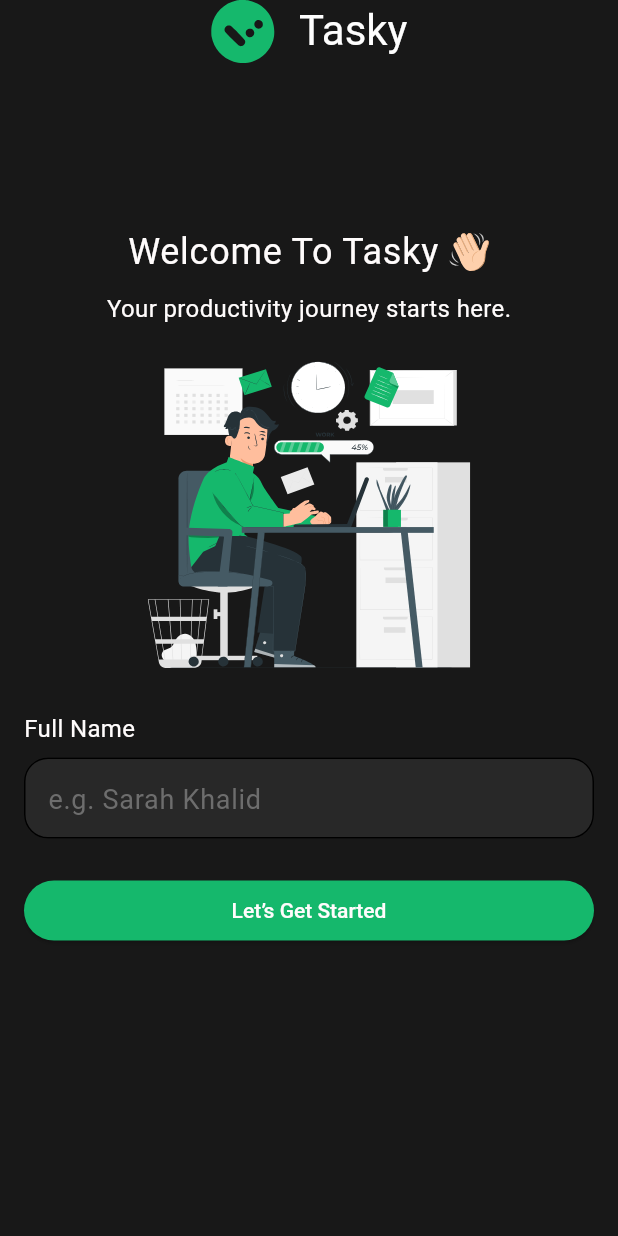
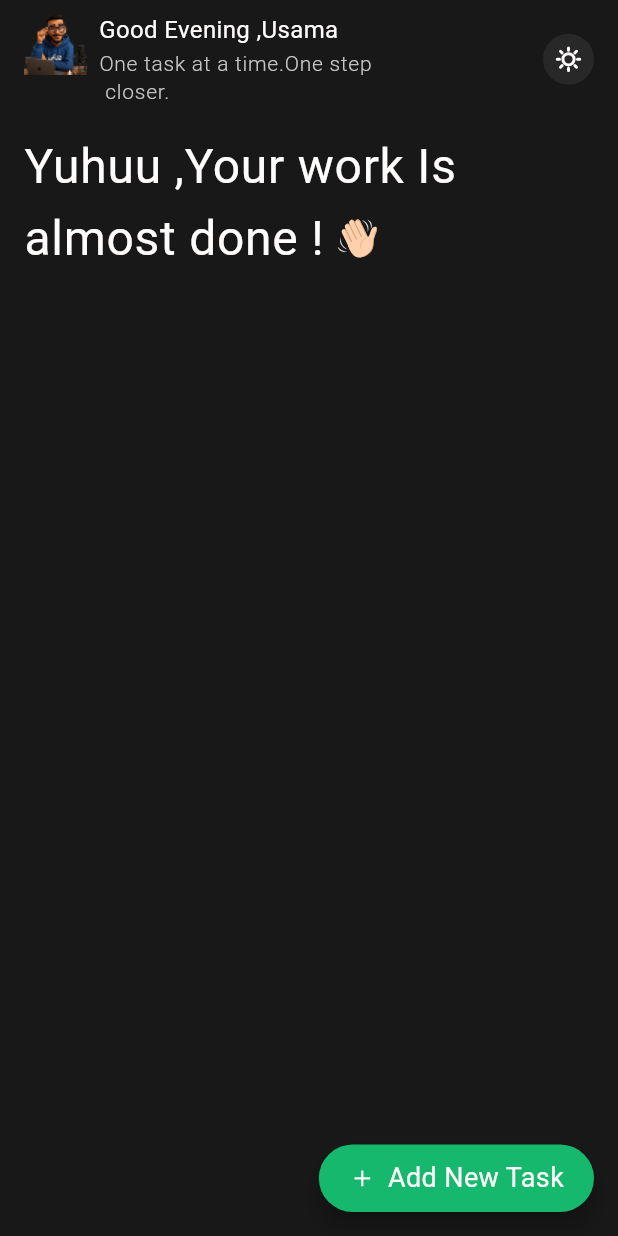
Before and after one commit to Kerolos163/TODO-ITI-, a Flutter app: the screen it shows after launch, after a tap on "Let’s Get Started", on a phone screen of 412 x 824 dp. Run offline on Flutter 3.47's test engine with Material 3 defaults, Android fonts, the phone set to English and light mode, and no system bars; our stand-ins replace flutter_svg.

Commit message:
feat: Add new assets and update UI components for task management screens

```diff
--- a/lib/constants/assets.dart
+++ b/lib/constants/assets.dart
@@ -5,6 +5,18 @@ class Assets {
   /// Assets for assetsImgsGetStartImage
   /// asset/imgs/getStartImage.svg
   static const String assetsImgsGetStartImage = "asset/imgs/getStartImage.svg";
+
+  /// Assets for assetsImgsIcon
+  /// asset/imgs/icon.svg
+  static const String assetsImgsIcon = "asset/imgs/icon.svg";
+
+  /// Assets for assetsImgsImageThumbnail
+  /// asset/imgs/image-Thumbnail.png
+  static const String assetsImgsImageThumbnail = "asset/imgs/image-Thumbnail.png";
+
+  /// Assets for assetsImgsLight
+  /// asset/imgs/Light.svg
+  static const String assetsImgsLight = "asset/imgs/Light.svg";
 
   /// Assets for assetsImgsLogo
   /// asset/imgs/logo.svg
--- a/lib/main.dart
+++ b/lib/main.dart
@@ -21,7 +21,7 @@ class MyApp extends StatelessWidget {
           selectionHandleColor: Color(0XFF14B86B),
         ),
         inputDecorationTheme: InputDecorationTheme(
-          hintStyle: TextStyle(color: Color(0xFF6D6D6D),fontSize: 18),
+          hintStyle: TextStyle(color: Color(0xFF6D6D6D), fontSize: 18),
           contentPadding: EdgeInsets.all(12),
           filled: true,
           fillColor: Color(0XFF282828),
@@ -45,6 +45,11 @@ class MyApp extends StatelessWidget {
           titleLarge: TextStyle(fontSize: 28, color: Colors.white),
           bodyLarge: TextStyle(fontSize: 24, color: Color(0XFFFFFCFC)),
           bodyMedium: TextStyle(fontSize: 16, color: Color(0XFFFFFCFC)),
+          labelMedium: TextStyle(
+            fontSize: 14,
+            color: Color(0XFFC6C6C6),
+            fontWeight: FontWeight.w300,
+          ),
         ),
       ),
       home: GetStartScreen(),
--- a/lib/screens/get_start_screen.dart
+++ b/lib/screens/get_start_screen.dart
@@ -1,6 +1,7 @@
 import 'package:flutter/material.dart';
 import 'package:flutter_svg/svg.dart';
 import 'package:to_do/constants/assets.dart';
+import 'package:to_do/screens/my_tasks_screen.dart';
 
 class GetStartScreen extends StatelessWidget {
   const GetStartScreen({super.key});
@@ -54,7 +55,12 @@ class GetStartScreen extends StatelessWidget {
               ),
               SizedBox(height: 24),
               ElevatedButton(
-                onPressed: () {},
+                onPressed: () {
+                  Navigator.push(
+                    context,
+                    MaterialPageRoute(builder: (context) => MyTasksScreen()),
+                  );
+                },
                 child: Text("Let’s Get Started"),
               ),
             ],
--- /dev/null
+++ b/lib/screens/my_tasks_screen.dart
@@ -0,0 +1,66 @@
+import 'package:flutter/material.dart';
+import 'package:flutter_svg/flutter_svg.dart';
+import 'package:to_do/constants/assets.dart';
+
+import 'package:to_do/widgets/my_task_header.dart';
+
+class MyTasksScreen extends StatelessWidget {
+  const MyTasksScreen({super.key});
+
+  @override
+  Widget build(BuildContext context) {
+    return Scaffold(
+      floatingActionButton: SizedBox(
+        height: 45,
+        child: FloatingActionButton.extended(
+          onPressed: () {},
+          shape: RoundedRectangleBorder(
+            borderRadius: BorderRadiusGeometry.circular(50),
+          ),
+          backgroundColor: Color(0xFF15B86C),
+          label: Row(
+            children: [
+              SvgPicture.asset(Assets.assetsImgsIcon),
+              SizedBox(width: 8),
+              Text(
+                'Add New Task',
+                style: Theme.of(
+                  context,
+                ).textTheme.bodyMedium?.copyWith(fontSize: 18),
+              ),
+            ],
+          ),
+        ),
+      ),
+      body: SafeArea(
+        child: Padding(
+          padding: EdgeInsets.symmetric(horizontal: 16, vertical: 8),
+          child: Column(
+            crossAxisAlignment: CrossAxisAlignment.start,
+            children: [
+              MyTaskHeader(),
+              SizedBox(height: 16),
+              Text(
+                "Yuhuu ,Your work Is ",
+                style: Theme.of(
+                  context,
+                ).textTheme.bodyLarge?.copyWith(fontSize: 32),
+              ),
+              Row(
+                children: [
+                  Text(
+                    "almost done ! ",
+                    style: Theme.of(
+                      context,
+                    ).textTheme.bodyLarge?.copyWith(fontSize: 32),
+                  ),
+                  SvgPicture.asset(Assets.assetsImgsWavingHand),
+                ],
+              ),
+            ],
+          ),
+        ),
+      ),
+    );
+  }
+}
--- /dev/null
+++ b/lib/widgets/my_task_header.dart
@@ -0,0 +1,40 @@
+import 'package:flutter/material.dart';
+import 'package:flutter_svg/svg.dart';
+import 'package:to_do/constants/assets.dart';
+
+class MyTaskHeader extends StatelessWidget {
+  const MyTaskHeader({super.key});
+
+  @override
+  Widget build(BuildContext context) {
+    return Row(
+      mainAxisAlignment: MainAxisAlignment.spaceBetween,
+      crossAxisAlignment: CrossAxisAlignment.center,
+      children: [
+        Row(
+          crossAxisAlignment: CrossAxisAlignment.start,
+          children: [
+            Image.asset(Assets.assetsImgsImageThumbnail),
+            SizedBox(width: 8),
+            Column(
+              crossAxisAlignment: CrossAxisAlignment.start,
+              mainAxisAlignment: MainAxisAlignment.center,
+              children: [
+                Text(
+                  "Good Evening ,Usama ",
+                  style: Theme.of(context).textTheme.bodyMedium,
+                ),
+                SizedBox(height: 2),
+                Text(
+                  "One task at a time.One step\n closer.",
+                  style: Theme.of(context).textTheme.labelMedium,
+                ),
+              ],
+            ),
+          ],
+        ),
+        SvgPicture.asset(Assets.assetsImgsLight),
+      ],
+    );
+  }
+}
```
Also changed, not shown: asset/imgs/Light.svg (added), asset/imgs/icon.svg (added), asset/imgs/image-Thumbnail.png (added).
